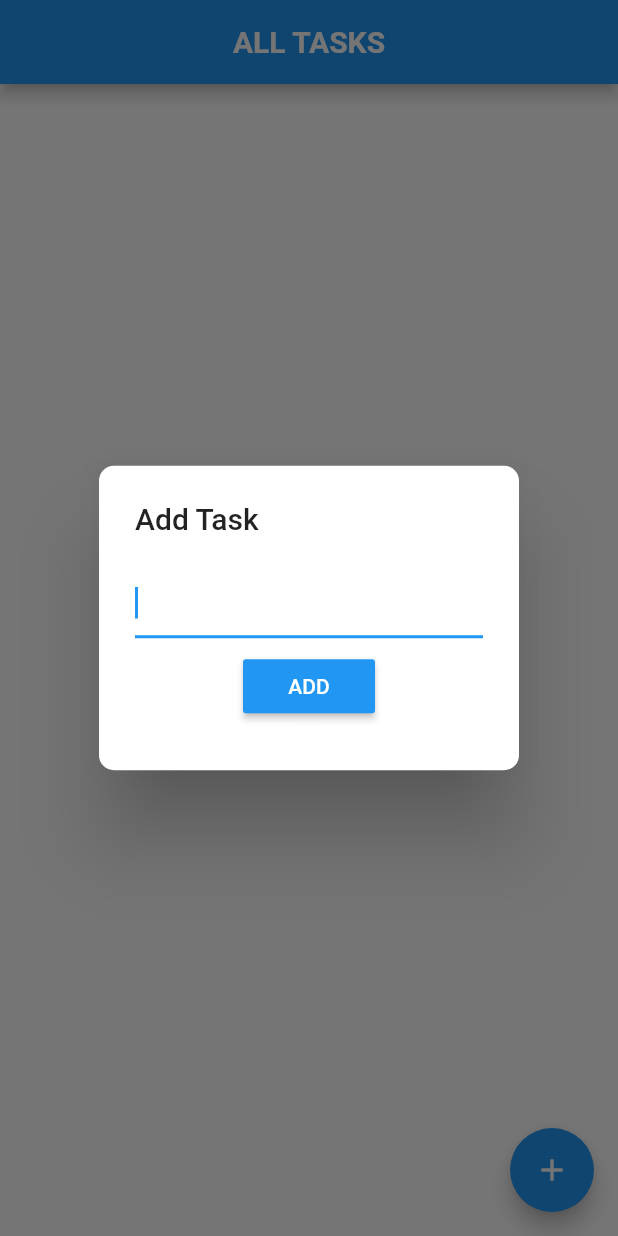
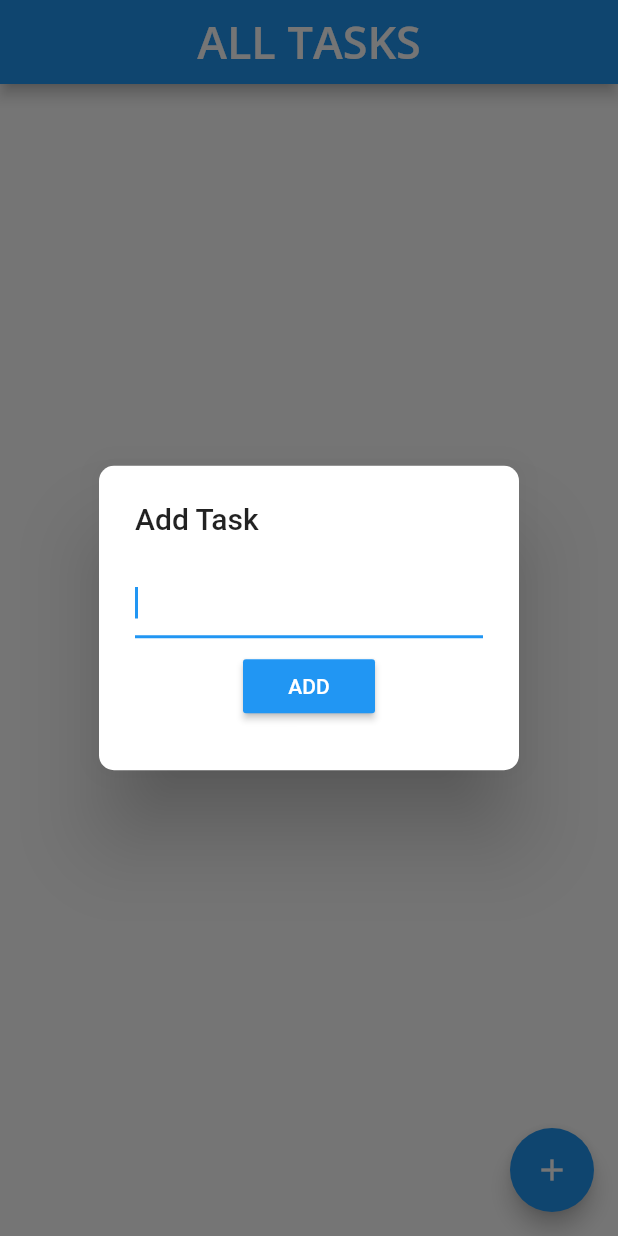
Before and after one commit to ragbhawa96/myToDoApp, a Flutter app: the screen it shows after launch, after a tap on the "add" icon, on a phone screen of 412 x 824 dp. Run offline on Flutter 3.47's test engine with Material 2 defaults, Android fonts, the phone set to English and light mode, and no system bars; our stand-ins replace google_fonts, sqflite; accounts and stored records are empty; Roboto replaces fonts that are missing (Raleway).

Commit message:
change fonts and splash screen

```diff
--- a/lib/splash_screen.dart
+++ b/lib/splash_screen.dart
@@ -39,20 +39,18 @@ class _SplashScreenPageState extends State<SplashScreenPage> {
           crossAxisAlignment: CrossAxisAlignment.center,
           mainAxisAlignment: MainAxisAlignment.center,
           children: <Widget>[
-            CircleAvatar(
-              radius: 60.0,
-              backgroundImage: AssetImage("assets/todo_icon.png"),
-              backgroundColor: Colors.transparent,
+            Image(
+              image: AssetImage("assets/MyD.png"),
             ),
+//            CircleAvatar(
+//              radius: 100.0,
+//              backgroundImage: AssetImage("assets/MyD.png"),
+//              backgroundColor: Colors.transparent,
+//            ),
 //            Text(
-//              'My App',
-//              style: TextStyle(
-//                fontFamily: 'Karla',
-//                fontWeight: FontWeight.w700,
-//                fontSize: 25.0,
-//                color: Colors.blue,
-//              ),
-//            )
+//              'MyDo',
+//              style: GoogleFonts.architectsDaughter(),
+//            ),
           ],
         ),
       ),
--- a/lib/todo_screen.dart
+++ b/lib/todo_screen.dart
@@ -1,4 +1,5 @@
 import 'package:flutter/material.dart';
+import 'package:google_fonts/google_fonts.dart';
 import 'package:mydoapp/dbhelper.dart';
 
 class TodoScreen extends StatefulWidget {
@@ -76,6 +77,7 @@ class _TodoScreenState extends State<TodoScreen> {
             title: Text(
               row['todo'],
               style: TextStyle(
+                fontFamily: 'OpenSans',
                 fontSize: 18.0,
                 decoration: row['status'] == '0'
                     ? TextDecoration.none
@@ -217,8 +219,9 @@ class _TodoScreenState extends State<TodoScreen> {
                 centerTitle: true,
                 title: Text(
                   "ALL TASKS",
-                  style: TextStyle(
-                    fontWeight: FontWeight.bold,
+                  style: GoogleFonts.openSans(
+                    fontSize: 30.0,
+                    fontWeight: FontWeight.w600,
                   ),
                 ),
               ),
@@ -226,7 +229,7 @@ class _TodoScreenState extends State<TodoScreen> {
               body: Center(
                 child: Text(
                   "No Task Avaliable",
-                  style: TextStyle(fontFamily: "Raleway", fontSize: 20.0),
+                  style: TextStyle(fontSize: 20.0),
                 ),
               ),
             );
@@ -245,8 +248,9 @@ class _TodoScreenState extends State<TodoScreen> {
                 centerTitle: true,
                 title: Text(
                   "ALL TASKS",
-                  style: TextStyle(
-                    fontWeight: FontWeight.bold,
+                  style: GoogleFonts.openSans(
+                    fontSize: 30.0,
+                    fontWeight: FontWeight.w600,
                   ),
                 ),
               ),
```
Also changed, not shown: pubspec.yaml (+13 -11 lines), assets/MyD.png (added), fonts/ArchitectsDaughter-Regular.ttf (added), fonts/OpenSans-Regular.ttf (added), fonts/OpenSans-SemiBold.ttf (added), pubspec.lock.
